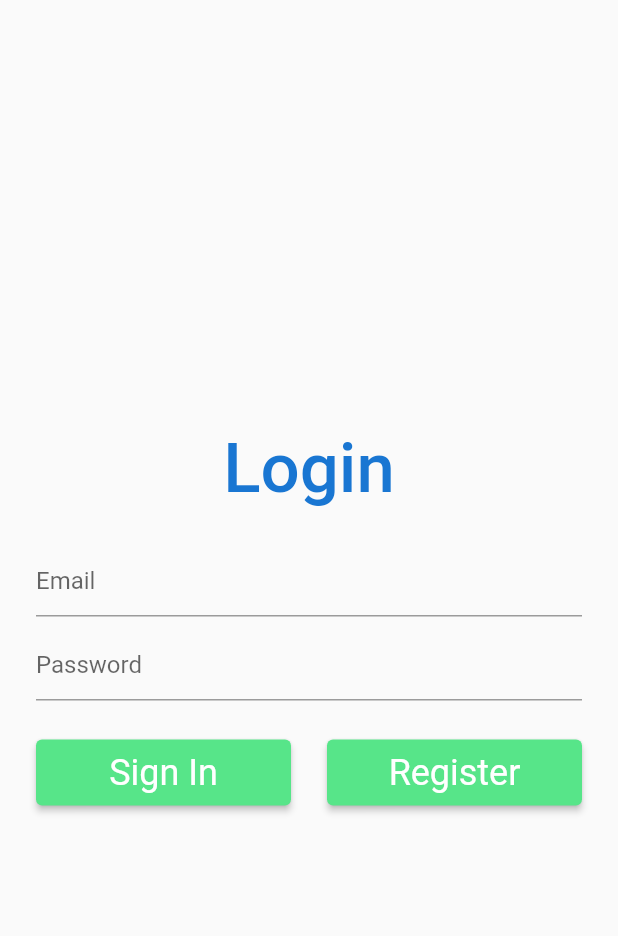
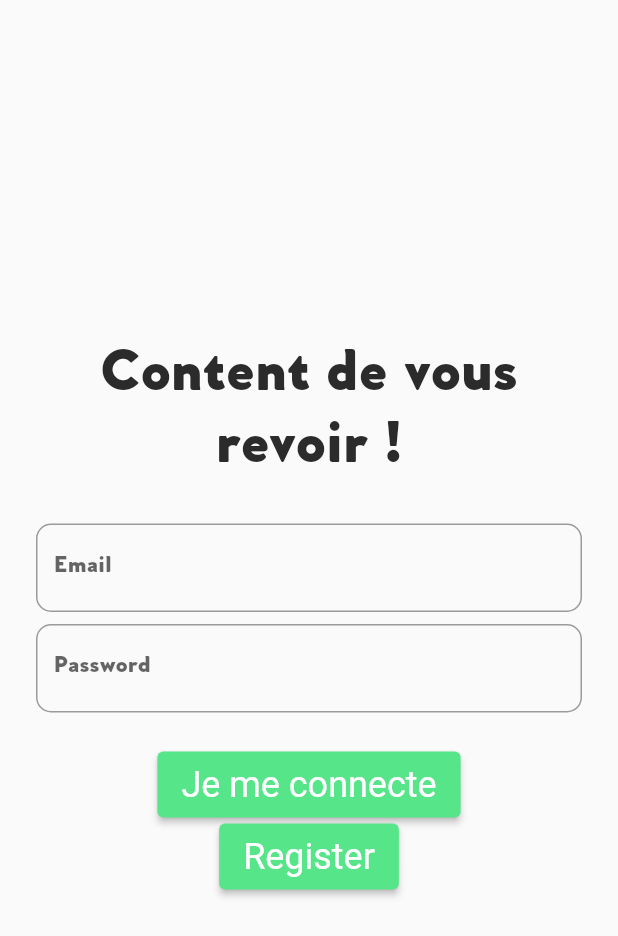
Before and after one commit to hugo9464/zede-flutter, a Flutter app: the screen it shows after launch, on a phone screen of 412 x 824 dp. Shown: the top 936 px of the screen. Run offline on Flutter 3.47's test engine with Material 2 defaults, Android fonts, the light colour scheme and no system bars; our stand-ins replace charts_flutter, cloud_firestore, firebase_auth, firebase_core, flutter_secure_storage, google_fonts and 2 more; accounts and stored records are empty.

Commit message:
fix login page desigh

```diff
--- a/lib/main.dart
+++ b/lib/main.dart
@@ -4,6 +4,7 @@ import 'package:flutter/material.dart';
 
 import 'screens/auth/login_page.dart';
 import 'package:intl/date_symbol_data_local.dart';
+import 'package:google_fonts/google_fonts.dart';
 
 import 'utils/palette.dart';
 
@@ -29,6 +30,7 @@ class MyApp extends StatelessWidget {
       title: 'Flutter Authentication',
       debugShowCheckedModeBanner: false,
       theme: ThemeData(
+        fontFamily: 'VentiCF',
         brightness: Brightness.light,
         primarySwatch: Palette.kToDark,
         elevatedButtonTheme: ElevatedButtonThemeData(
@@ -41,9 +43,8 @@ class MyApp extends StatelessWidget {
         ),
         textTheme: TextTheme(
           headline1: TextStyle(
-            fontSize: 46.0,
-            color: Colors.blue.shade700,
-            fontWeight: FontWeight.w500,
+            fontSize: 40,
+            color: Color(0xff2B2B2B),
           ),
           bodyText1: TextStyle(fontSize: 18.0),
         ),
--- a/lib/screens/auth/login_page.dart
+++ b/lib/screens/auth/login_page.dart
@@ -41,8 +41,9 @@ class _LoginPageState extends State<LoginPage> {
             Padding(
               padding: const EdgeInsets.only(bottom: 24.0),
               child: Text(
-                'Login',
+                'Content de vous revoir !',
                 style: Theme.of(context).textTheme.headline1,
+                textAlign: TextAlign.center,
               ),
             ),
             Form(
@@ -57,6 +58,9 @@ class _LoginPageState extends State<LoginPage> {
                     ),
                     decoration: InputDecoration(
                       hintText: "Email",
+                      border: OutlineInputBorder(
+                        borderRadius: BorderRadius.circular(10.0),
+                      ),
                       errorBorder: UnderlineInputBorder(
                         borderRadius: BorderRadius.circular(6.0),
                         borderSide: BorderSide(
@@ -75,6 +79,8 @@ class _LoginPageState extends State<LoginPage> {
                     ),
                     decoration: InputDecoration(
                       hintText: "Password",
+                      border: OutlineInputBorder(
+                          borderRadius: BorderRadius.circular(10.0)),
                       errorBorder: UnderlineInputBorder(
                         borderRadius: BorderRadius.circular(6.0),
                         borderSide: BorderSide(
@@ -84,13 +90,7 @@ class _LoginPageState extends State<LoginPage> {
                     ),
                   ),
                   SizedBox(height: 24.0),
-                  _isProcessing
-                      ? CircularProgressIndicator()
-                      : Row(
-                          mainAxisAlignment: MainAxisAlignment.spaceBetween,
-                          children: [
-                            Expanded(
-                              child: ElevatedButton(
+                  ElevatedButton(
                     onPressed: () async {
                       _focusEmail.unfocus();
                       _focusPassword.unfocus();
@@ -111,22 +111,19 @@ class _LoginPageState extends State<LoginPage> {
                         if (user != null) {
                           Navigator.of(context).pushReplacement(
                             MaterialPageRoute(
-                                          builder: (context) =>
-                                              MainScreen(user: user),
+                              builder: (context) => MainScreen(user: user),
                             ),
                           );
                         }
                       }
                     },
                     child: Text(
-                                  'Sign In',
+                      'Je me connecte',
                       style: TextStyle(color: Colors.white),
                     ),
                   ),
-                            ),
                   SizedBox(width: 24.0),
-                            Expanded(
-                              child: ElevatedButton(
+                  ElevatedButton(
                     onPressed: () {
                       Navigator.of(context).push(
                         MaterialPageRoute(
@@ -139,9 +136,6 @@ class _LoginPageState extends State<LoginPage> {
                       style: TextStyle(color: Colors.white),
                     ),
                   ),
-                            ),
-                          ],
-                        )
                 ],
               ),
             )
```
Also changed, not shown: pubspec.yaml (+5 -6 lines), fonts/VentiCF-Ultra.ttf (added), pubspec.lock, 1 other file. Lines whose indentation alone changed are shown as unchanged.
